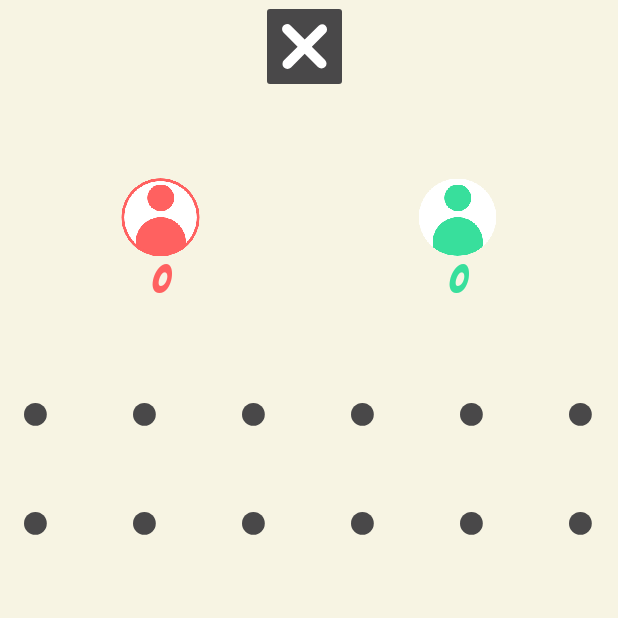
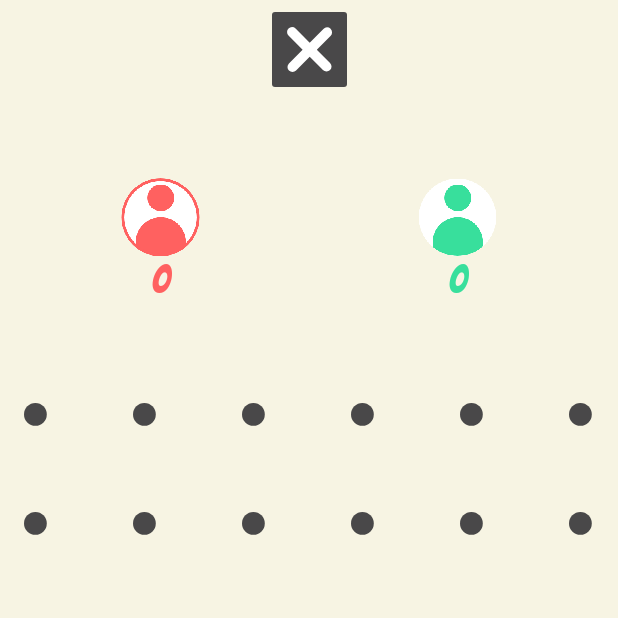
Before and after one commit to Sudhindra3000/Delta-Task-2, an Android app: the GameActivity screen opened directly, with no data from a screen before it, on a phone screen of 412 x 824 dp, the top half of it. Run offline under Robolectric (Android 15) with nearby library versions, the phone set to English and light mode, and no system bars.

Commit message:
Minor UI Changes

```diff
--- a/app/src/main/res/drawable/cancel_button.xml
+++ b/app/src/main/res/drawable/cancel_button.xml
@@ -1,6 +1,12 @@
-<vector android:autoMirrored="true" android:height="68dp"
-    android:viewportHeight="68" android:viewportWidth="68"
-    android:width="68dp" xmlns:android="http://schemas.android.com/apk/res/android">
-    <path android:fillColor="#494849" android:pathData="M8,6L54,6A2,2 0,0 1,56 8L56,54A2,2 0,0 1,54 56L8,56A2,2 0,0 1,6 54L6,8A2,2 0,0 1,8 6z"/>
-    <path android:fillColor="#fff" android:pathData="M35.869,31.137l9.148,-9.148A3.35,3.35 0,1 0,40.28 17.252L31.137,26.4 21.72,16.983A3.35,3.35 0,0 0,16.983 21.72L26.4,31.137l-9.1,9.1a3.348,3.348 0,1 0,4.738 4.732l9.1,-9.1L39.964,44.7A3.35,3.35 0,1 0,44.7 39.958Z"/>
+<vector xmlns:android="http://schemas.android.com/apk/res/android"
+    android:width="50dp"
+    android:height="51.947dp"
+    android:viewportWidth="50"
+    android:viewportHeight="51.947">
+  <path
+      android:pathData="M2,0L48,0A2,2 0,0 1,50 2L50,48A2,2 0,0 1,48 50L2,50A2,2 0,0 1,0 48L0,2A2,2 0,0 1,2 0z"
+      android:fillColor="#494849"/>
+  <path
+      android:pathData="M29.869,25.137l9.148,-9.148A3.35,3.35 0,1 0,34.28 11.252L25.137,20.4 15.72,10.983A3.35,3.35 0,0 0,10.983 15.72L20.4,25.137l-9.1,9.1a3.348,3.348 0,1 0,4.738 4.732l9.1,-9.1L33.964,38.7A3.35,3.35 0,1 0,38.7 33.958Z"
+      android:fillColor="#fff"/>
 </vector>
--- a/app/src/main/res/drawable/undo_button.xml
+++ b/app/src/main/res/drawable/undo_button.xml
@@ -1,6 +1,12 @@
-<vector android:autoMirrored="true" android:height="68dp"
-    android:viewportHeight="68" android:viewportWidth="68"
-    android:width="68dp" xmlns:android="http://schemas.android.com/apk/res/android">
-    <path android:fillColor="#494849" android:pathData="M8,6L54,6A2,2 0,0 1,56 8L56,54A2,2 0,0 1,54 56L8,56A2,2 0,0 1,6 54L6,8A2,2 0,0 1,8 6z"/>
-    <path android:fillColor="#fff" android:pathData="M46.303,40.766c0,-1.378 0.3,-6.827 -3.994,-11.159C39.469,26.746 35.848,25.27 30.82,25a0.284,0.284 0,0 1,-0.267 -0.281L30.553,18.906a0.283,0.283 0,0 0,-0.436 -0.239l-15.18,10a0.282,0.282 0,0 0,0 0.471l15.18,10a0.279,0.279 0,0 0,0.436 -0.239L30.553,33.159a0.281,0.281 0,0 1,0.3 -0.281,16.533 16.533,0 0,1 6.827,1.631A17.315,17.315 0,0 1,44.32 40.38a15.056,15.056 0,0 1,1.5 2.791,0.312 0.312,0 0,0 0.288,0.2h0.2C46.31,42.545 46.303,41.491 46.303,40.766Z"/>
+<vector xmlns:android="http://schemas.android.com/apk/res/android"
+    android:width="50dp"
+    android:height="50dp"
+    android:viewportWidth="50"
+    android:viewportHeight="50">
+  <path
+      android:pathData="M2,0L48,0A2,2 0,0 1,50 2L50,48A2,2 0,0 1,48 50L2,50A2,2 0,0 1,0 48L0,2A2,2 0,0 1,2 0z"
+      android:fillColor="#494849"/>
+  <path
+      android:pathData="M40.308,34.771c0,-1.378 0.3,-6.827 -3.994,-11.159C33.474,20.751 29.853,19.275 24.825,19.005a0.284,0.284 0,0 1,-0.267 -0.281L24.558,12.911a0.283,0.283 0,0 0,-0.436 -0.239l-15.18,10a0.282,0.282 0,0 0,0 0.471l15.18,10a0.279,0.279 0,0 0,0.436 -0.239L24.558,27.164a0.281,0.281 0,0 1,0.3 -0.281,16.533 16.533,0 0,1 6.827,1.631A17.315,17.315 0,0 1,38.325 34.385a15.056,15.056 0,0 1,1.5 2.791,0.312 0.312,0 0,0 0.288,0.2h0.2C40.315,36.55 40.308,35.496 40.308,34.771Z"
+      android:fillColor="#fff"/>
 </vector>
--- a/app/src/main/res/layout/activity_game.xml
+++ b/app/src/main/res/layout/activity_game.xml
@@ -11,6 +11,7 @@
         android:id="@+id/btCancel"
         android:layout_width="wrap_content"
         android:layout_height="wrap_content"
+        android:layout_marginTop="8dp"
         android:background="@color/gameBackLight"
         android:foreground="?attr/selectableItemBackgroundBorderless"
         android:onClick="cancel"
@@ -23,6 +24,7 @@
         android:id="@+id/btUndo"
         android:layout_width="wrap_content"
         android:layout_height="wrap_content"
+        android:layout_marginBottom="8dp"
         android:background="@color/gameBackLight"
         android:foreground="?attr/selectableItemBackgroundBorderless"
         android:onClick="undo"
```
